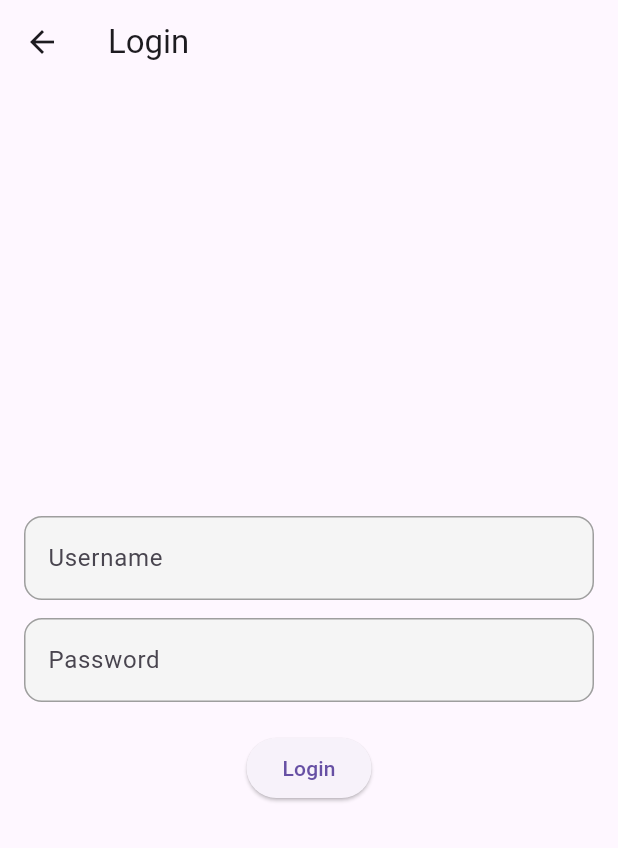
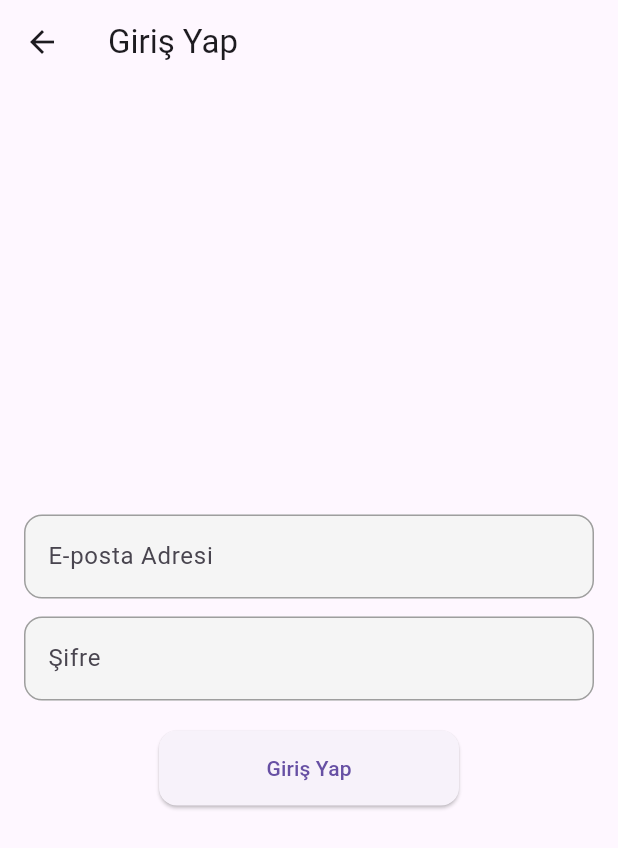
Before and after one commit to AbdullahSharbaji/Project-2026-46, a Flutter app: the screen it shows after launch, after a tap on "Giriş Yap", on a phone screen of 412 x 824 dp. Shown: the top 848 px of the screen. Run offline on Flutter 3.47's test engine with Material 3 defaults, Android fonts, the phone set to English and light mode, and no system bars; network calls fail.

Commit message:
YEZEN EDİTS BACKEND

```diff
--- a/lib/Creds/login_page.dart
+++ b/lib/Creds/login_page.dart
@@ -1,4 +1,7 @@
 import 'package:flutter/material.dart';
+import '../services/api_service.dart'; // ApiService dosyanın doğru yolunu ekle
+import '../Pages/App_select.dart'; // Başarılı girişte gidilecek sayfa
+
 
 class LoginPage extends StatefulWidget {
   const LoginPage({super.key});
@@ -8,8 +11,10 @@ class LoginPage extends StatefulWidget {
 }
 
 class _LoginPageState extends State<LoginPage> {
-  final TextEditingController usernameController = TextEditingController();
+  // Backend "Email" beklediği için isimlendirmeyi emailController yapman daha iyi olur
+  final TextEditingController emailController = TextEditingController();
   final TextEditingController passwordController = TextEditingController();
+  final ApiService _apiService = ApiService(); // Servis nesnemizi oluşturduk
 
   InputDecoration inputStyle(String label) {
     return InputDecoration(
@@ -27,10 +32,43 @@ class _LoginPageState extends State<LoginPage> {
     );
   }
 
+  // Giriş işlemini yöneten yeni fonksiyon
+  void _handleLogin() async {
+    final email = emailController.text;
+    final password = passwordController.text;
+
+    if (email.isEmpty || password.isEmpty) {
+      ScaffoldMessenger.of(context).showSnackBar(
+        const SnackBar(content: Text('Lütfen tüm alanları doldurun')),
+      );
+      return;
+    }
+
+    // Backend'e istek atıyoruz
+    final user = await _apiService.login(email, password);
+
+    if (user != null && user["id"] != null) {
+      Navigator.pushReplacement(
+        context,
+        MaterialPageRoute(
+          builder: (_) => AppSelect(userId: user["id"]), // ❗ const YOK
+        ),
+      );
+    }
+    else {
+      // Hata durumunda uyarı ver
+      if (mounted) {
+        ScaffoldMessenger.of(context).showSnackBar(
+          const SnackBar(content: Text('E-posta veya şifre hatalı!')),
+        );
+      }
+    }
+  }
+
   @override
   Widget build(BuildContext context) {
     return Scaffold(
-      appBar: AppBar(title: const Text('Login')),
+      appBar: AppBar(title: const Text('Giriş Yap')),
       body: Center(
         child: Padding(
           padding: const EdgeInsets.all(16),
@@ -38,35 +76,24 @@ class _LoginPageState extends State<LoginPage> {
             mainAxisSize: MainAxisSize.min,
             children: [
               TextField(
-                controller: usernameController,
-                decoration: inputStyle('Username'),
+                controller: emailController,
+                decoration: inputStyle('E-posta Adresi'), // Backend Email bekliyor
+                keyboardType: TextInputType.emailAddress,
               ),
               const SizedBox(height: 12),
-
               TextField(
                 controller: passwordController,
                 obscureText: true,
-                decoration: inputStyle('Password'),
+                decoration: inputStyle('Şifre'),
               ),
               const SizedBox(height: 20),
-
               ElevatedButton(
-                onPressed: () {
-                  final username = usernameController.text;
-                  final password = passwordController.text;
-
-                  if (username.isEmpty || password.isEmpty) {
-                    ScaffoldMessenger.of(context).showSnackBar(
-                      const SnackBar(content: Text('Please fill all fields')),
-                    );
-                    return;
-                  }
-
-                  // TODO: login logic
-                  print('Username: $username');
-                  print('Password: $password');
-                },
-                child: const Text('Login'),
+                onPressed: _handleLogin, // Fonksiyonu buraya bağladık
+                style: ElevatedButton.styleFrom(
+                  minimumSize: const Size(200, 50),
+                  shape: RoundedRectangleBorder(borderRadius: BorderRadius.circular(12)),
+                ),
+                child: const Text('Giriş Yap'),
               ),
             ],
           ),
--- a/lib/main.dart
+++ b/lib/main.dart
@@ -13,7 +13,10 @@ class MyApp extends StatelessWidget {
 
   @override
   Widget build(BuildContext context) {
-    return MaterialApp(home: const HomePage());
+    return const MaterialApp(
+      debugShowCheckedModeBanner: false,
+      home: HomePage(),
+    );
   }
 }
 
@@ -23,52 +26,43 @@ class HomePage extends StatelessWidget {
   @override
   Widget build(BuildContext context) {
     return Scaffold(
-      appBar: AppBar(title: const Text('Ana Sayfa')),
+      appBar: AppBar(title: const Text('Hizmet Uygulaması')),
       body: Center(
         child: Column(
           mainAxisSize: MainAxisSize.min,
           children: [
             ElevatedButton(
               child: const Text('Giriş Yap'),
-              onPressed: () {
-                Navigator.push(
+              onPressed: () => Navigator.push(
                 context,
                 MaterialPageRoute(builder: (context) => const LoginPage()),
-                );
-              },
+              ),
             ),
             const SizedBox(height: 16),
             ElevatedButton(
               child: const Text('Üye Ol'),
-              onPressed: () {
-                Navigator.push(
+              onPressed: () => Navigator.push(
                 context,
                 MaterialPageRoute(builder: (context) => const SignupPage()),
-                );
-              },
               ),
-
-            const SizedBox(height: 16),
-            ElevatedButton(
-              child: const Text("Şifre Unuttum"),
-              onPressed: () {
-                Navigator.push(
-                  context,
-                  MaterialPageRoute(
-                    builder: (context) => const ForgotPasswordPage(),
-                  ),
-                );
-              },
             ),
             const SizedBox(height: 16),
             ElevatedButton(
-              child: const Text("Skip For Test"),
-              onPressed: () {
-                Navigator.push(
+              child: const Text("Şifremi Unuttum"),
+              onPressed: () => Navigator.push(
                 context,
-                  MaterialPageRoute(builder: (context) => const AppSelect()),
-                );
-              },
+                MaterialPageRoute(builder: (context) => const ForgotPasswordPage()),
+              ),
+            ),
+            const SizedBox(height: 16),
+            ElevatedButton(
+              child: const Text("Skip For Test (Direct App)"),
+              onPressed: () => Navigator.push(
+                context,
+                MaterialPageRoute(
+                  builder: (context) => const AppSelect(userId: 1), // ✅ test için
+                ),
+              ),
             ),
           ],
         ),
--- a/pubspec.yaml
+++ b/pubspec.yaml
@@ -30,6 +30,9 @@ environment:
 dependencies:
   flutter:
     sdk: flutter
+
+  # Paketler 'flutter' ile aynı hizada (2 boşluk içeride) olmalı
+  http: ^1.1.0
 
   # The following adds the Cupertino Icons font to your application.
   # Use with the CupertinoIcons class for iOS style icons.
```
Also changed, not shown: lib/Creds/profile_page.dart (+41 -23 lines), lib/Creds/signup_page.dart (+85 -41 lines), lib/Pages/App_select.dart (+5 -2 lines), lib/Pages/Hizmet_page.dart (+17 -49 lines), lib/models/user_model.dart (added, +13 -0 lines), lib/services/api_service.dart (added, +93 -0 lines), pubspec.lock. Lines whose indentation alone changed are shown as unchanged.
